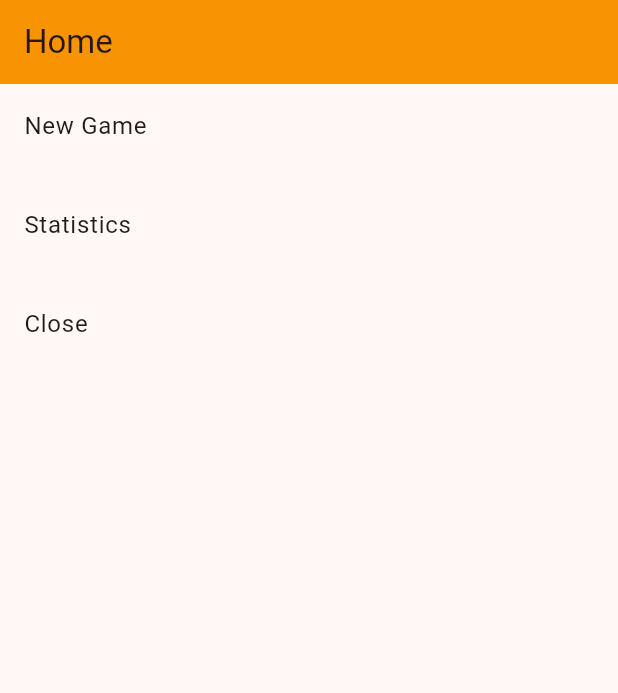
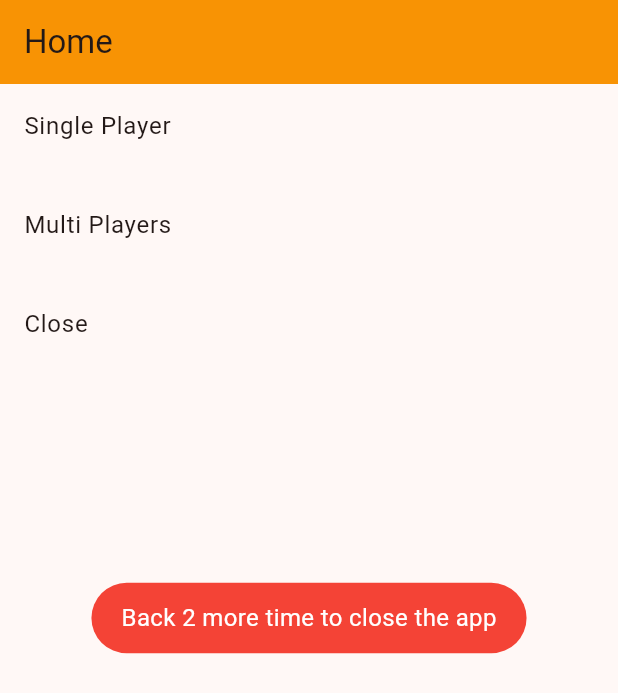
Before and after one commit to creativeprashant007/tic-tac-toe, a Flutter app: the screen it shows after launch, after a tap on "Close", on a phone screen of 412 x 824 dp. Shown: the top 693 px of the screen. Run offline on Flutter 3.47's test engine with Material 3 defaults, Android fonts, the phone set to English and light mode, and no system bars; our stand-ins replace fluttertoast, shared_preferences.

Commit message:
fix:home screen routing

```diff
--- a/lib/screens/home_screen.dart
+++ b/lib/screens/home_screen.dart
@@ -1,4 +1,5 @@
 import 'package:flutter/material.dart';
+import 'package:fluttertoast/fluttertoast.dart';
 import 'package:tic_tac_toe/model/home_components.dart';
 
 class Home extends StatefulWidget {
@@ -11,13 +12,13 @@ class Home extends StatefulWidget {
 class _HomeState extends State<Home> {
   List<HomeComponents> homeComp = [
     HomeComponents(
-      title: "New Game",
+      title: "Single Player",
       callback: () {
         // Navigator.pushNamed(context, '/tic_tac_toe_screen');
       },
     ),
     HomeComponents(
-      title: "Statistics",
+      title: "Multi Players",
       callback: () {},
     ),
     HomeComponents(
@@ -37,9 +38,23 @@ class _HomeState extends State<Home> {
           itemBuilder: (context, index) {
             var homeItem = homeComp[index];
             return ListTile(
-              title: Text(homeItem.title!),
-              onTap: () => Navigator.pushNamed(context, '/tic_tac_toe_screen'),
-            );
+                title: Text(homeItem.title!),
+                onTap: () {
+                  if (index == 0) {
+                    Navigator.of(context).pushNamed('tic_tac_toe_screen');
+                  } else if (index == 1) {
+                    Navigator.of(context).pushNamed("single_player");
+                  } else {
+                    Fluttertoast.showToast(
+                        msg: "Back 2 more time to close the app",
+                        toastLength: Toast.LENGTH_SHORT,
+                        gravity: ToastGravity.CENTER,
+                        timeInSecForIosWeb: 1,
+                        backgroundColor: Colors.red,
+                        textColor: Colors.white,
+                        fontSize: 16.0);
+                  }
+                });
           },
           separatorBuilder: (_, __) => const SizedBox(
                 height: 10,
```
